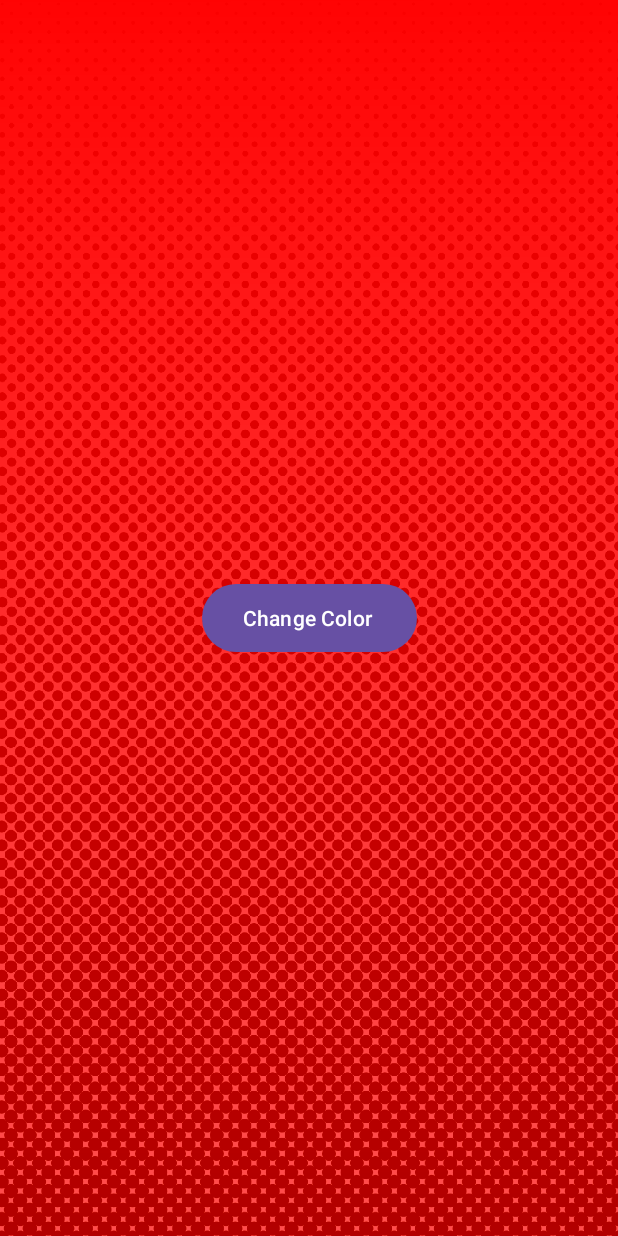
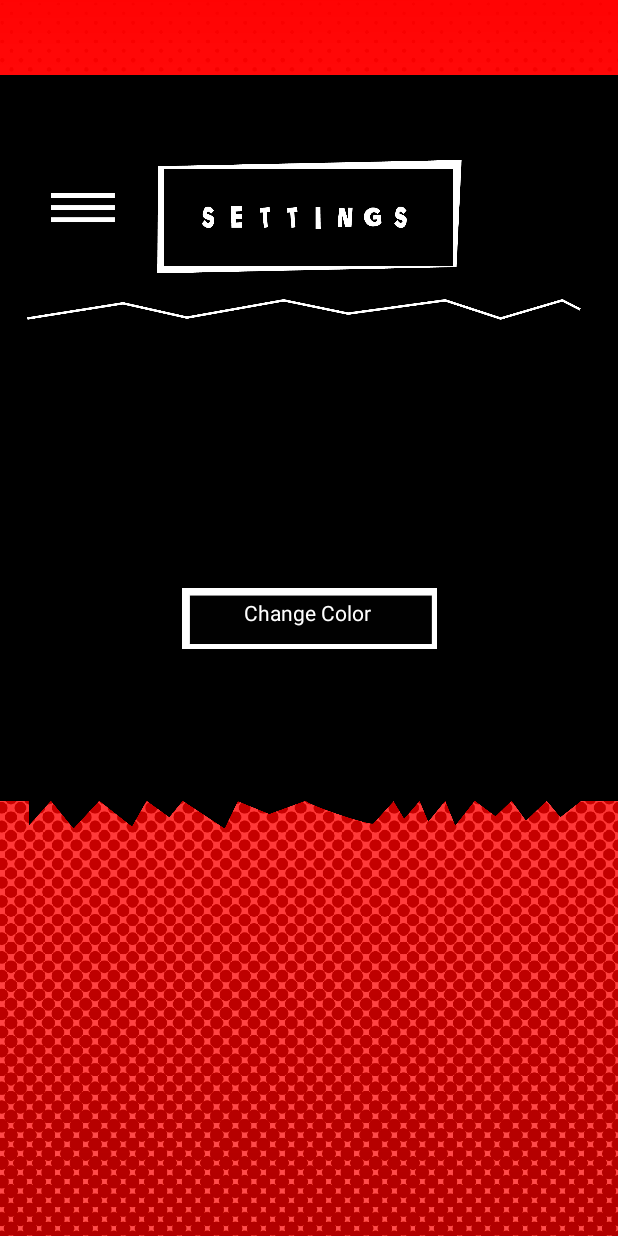
Before and after one commit to IvanLPDM/AA2_Android_persona_app, an Android app: the Ajustes screen opened directly, with no data from a screen before it, on a phone screen of 412 x 824 dp. Run offline under Robolectric (Android 15) with nearby library versions, the phone set to English and light mode, and no system bars.

Commit message:
Settings UI

```diff
--- a/app/src/main/java/com/example/persona_app/Ajustes.kt
+++ b/app/src/main/java/com/example/persona_app/Ajustes.kt
@@ -1,10 +1,13 @@
 package com.example.persona_app
 
+import android.content.Intent
 import android.content.SharedPreferences
 import android.os.Bundle
+import android.view.View
 import android.widget.Button
 import androidx.appcompat.app.AppCompatActivity
 import androidx.constraintlayout.utils.widget.ImageFilterView
+import androidx.constraintlayout.widget.ConstraintLayout
 
 class Ajustes : AppCompatActivity() {
 
@@ -15,7 +18,7 @@ class Ajustes : AppCompatActivity() {
         super.onCreate(savedInstanceState)
         setContentView(R.layout.activity_ajustes)
 
-        val backgroundImage: ImageFilterView = findViewById(R.id.backgroundmain)
+        val backgroundImage: ImageFilterView = findViewById(R.id.ColorCambia_2)
         val button: Button = findViewById(R.id.change_color)
 
         sharedPreferences = getSharedPreferences("AppSettings", MODE_PRIVATE)
@@ -29,6 +32,55 @@ class Ajustes : AppCompatActivity() {
             sharedPreferences.edit().putBoolean("isDarkMode", isDarkMode).apply() // Guardar estado
             updateTheme(backgroundImage)
         }
+
+        val showImageButton: Button = findViewById(R.id.menuOpen)
+        val hiddenImageButton: Button = findViewById(R.id.menuClose)
+        val hiddenImageZone: Button = findViewById(R.id.CloseZone)
+        val sceneSelectorLayout: ConstraintLayout = findViewById(R.id.scene_selector_layout)
+
+        val newsButton: Button = findViewById(R.id.news_button)
+        val profileButton: Button = findViewById(R.id.Profile_Button)
+        val ajustesButton: Button = findViewById(R.id.ajustes_Buton)
+        val bibliotecaButton: Button = findViewById(R.id.BibliotecaButton)
+
+        //UI
+        showImageButton.setOnClickListener {
+            sceneSelectorLayout.visibility = View.VISIBLE
+            hiddenImageButton.visibility = View.VISIBLE
+            hiddenImageZone.visibility = View.VISIBLE
+        }
+
+        hiddenImageButton.setOnClickListener {
+            sceneSelectorLayout.visibility = View.INVISIBLE
+            hiddenImageButton.visibility = View.INVISIBLE
+            hiddenImageZone.visibility = View.INVISIBLE
+        }
+
+        hiddenImageZone.setOnClickListener {
+            sceneSelectorLayout.visibility = View.INVISIBLE
+            hiddenImageButton.visibility = View.INVISIBLE
+            hiddenImageZone.visibility = View.INVISIBLE
+        }
+
+        newsButton.setOnClickListener{
+            val intent = Intent(this, InitActivity::class.java)
+            startActivity(intent)
+        }
+
+        profileButton.setOnClickListener{
+            val intent = Intent(this, Profile::class.java)
+            startActivity(intent)
+        }
+
+        ajustesButton.setOnClickListener{
+            val intent = Intent(this, Ajustes::class.java)
+            startActivity(intent)
+        }
+
+        bibliotecaButton.setOnClickListener{
+            val intent = Intent(this, Biblioteca::class.java)
+            startActivity(intent)
+        }
     }
 
     // Aplicar color inicial según el estado guardado
--- a/app/src/main/java/com/example/persona_app/MainActivity.kt
+++ b/app/src/main/java/com/example/persona_app/MainActivity.kt
@@ -7,7 +7,6 @@ import android.content.Intent
 import android.widget.EditText
 import com.google.firebase.auth.FirebaseAuth
 import android.app.AlertDialog
-import android.content.res.Configuration
 import com.google.android.gms.auth.api.signin.GoogleSignIn
 import com.google.android.gms.auth.api.signin.GoogleSignInOptions
 import com.google.android.gms.common.api.ApiException
@@ -28,7 +27,7 @@ class MainActivity : AppCompatActivity() {
         super.onCreate(savedInstanceState)
         setContentView(R.layout.activity_main)
 
-        val backgroundImage: ImageFilterView = findViewById(R.id.backgroundmain)
+        val backgroundImage: ImageFilterView = findViewById(R.id.ColorCambia_2)
 
         // Obtener el estado del tema guardado en SharedPreferences
         val sharedPreferences = getSharedPreferences("AppSettings", MODE_PRIVATE)
--- a/app/src/main/res/layout/activity_ajustes.xml
+++ b/app/src/main/res/layout/activity_ajustes.xml
@@ -7,7 +7,7 @@
     tools:context=".Ajustes">
 
     <androidx.constraintlayout.utils.widget.ImageFilterView
-        android:id="@+id/backgroundmain"
+        android:id="@+id/ColorCambia_2"
         android:layout_width="607dp"
         android:layout_height="929dp"
         app:layout_constraintBottom_toBottomOf="parent"
@@ -28,16 +28,156 @@
         app:srcCompat="@mipmap/puntos_fondo" />
 
 
+    <ImageView
+        android:id="@+id/imageView11"
+        android:layout_width="474dp"
+        android:layout_height="767dp"
+        android:layout_marginBottom="140dp"
+        app:layout_constraintBottom_toBottomOf="parent"
+        app:layout_constraintEnd_toEndOf="parent"
+        app:layout_constraintHorizontal_bias="0.507"
+        app:layout_constraintStart_toStartOf="parent"
+        app:srcCompat="@mipmap/settings_background_black" />
+
+    <ImageView
+        android:id="@+id/imageView12"
+        android:layout_width="170dp"
+        android:layout_height="66dp"
+        app:layout_constraintBottom_toBottomOf="parent"
+        app:layout_constraintEnd_toEndOf="parent"
+        app:layout_constraintStart_toStartOf="parent"
+        app:layout_constraintTop_toTopOf="parent"
+        app:srcCompat="@mipmap/button_basic" />
+
     <Button
         android:id="@+id/change_color"
         android:layout_width="143dp"
         android:layout_height="53dp"
-        android:alpha="1"
+        android:alpha="0"
         android:text="Change Color
 "
         app:layout_constraintBottom_toBottomOf="parent"
         app:layout_constraintEnd_toEndOf="parent"
+        app:layout_constraintHorizontal_bias="0.507"
         app:layout_constraintStart_toStartOf="parent"
         app:layout_constraintTop_toTopOf="parent" />
 
+    <TextView
+        android:id="@+id/textView8"
+        android:layout_width="154dp"
+        android:layout_height="26dp"
+        android:layout_marginEnd="226dp"
+        android:text="Change Color"
+        android:textAlignment="center"
+        android:textColor="#FFFFFF"
+        app:layout_constraintBottom_toBottomOf="@+id/change_color"
+        app:layout_constraintEnd_toEndOf="@+id/ColorCambia_2"
+        app:layout_constraintHorizontal_bias="0.777"
+        app:layout_constraintStart_toStartOf="@+id/imageView12"
+        app:layout_constraintTop_toTopOf="@+id/change_color"
+        app:layout_constraintVertical_bias="0.481" />
+
+    <Button
+        android:id="@+id/menuOpen"
+        android:layout_width="109dp"
+        android:layout_height="90dp"
+        android:alpha="0"
+        app:layout_constraintStart_toStartOf="parent"
+        app:layout_constraintTop_toTopOf="parent" />
+
+    <Button
+        android:id="@+id/menuClose"
+        android:layout_width="114dp"
+        android:layout_height="92dp"
+        android:alpha="0"
+        app:layout_constraintStart_toStartOf="parent"
+        app:layout_constraintTop_toTopOf="parent" />
+
+    <Button
+        android:id="@+id/CloseZone"
+        android:layout_width="195dp"
+        android:layout_height="784dp"
+        android:alpha="0"
+        android:visibility="visible"
+        app:layout_constraintBottom_toBottomOf="parent"
+        app:layout_constraintEnd_toEndOf="parent"
+        app:layout_constraintTop_toTopOf="parent" />
+
+    <androidx.constraintlayout.widget.ConstraintLayout
+        android:id="@+id/scene_selector_layout"
+        android:layout_width="331dp"
+        android:layout_height="873dp"
+        android:layout_marginStart="-20dp"
+        android:layout_marginTop="-20dp"
+        android:orientation="vertical"
+        android:padding="16dp"
+        android:visibility="invisible"
+        app:layout_constraintStart_toStartOf="parent"
+        app:layout_constraintTop_toTopOf="parent"
+        tools:visibility="gone">
+
+        <ImageView
+            android:id="@+id/Selector"
+            android:layout_width="354dp"
+            android:layout_height="766dp"
+            android:layout_marginBottom="108dp"
+            app:layout_constraintBottom_toBottomOf="parent"
+            app:layout_constraintEnd_toEndOf="parent"
+            app:layout_constraintTop_toTopOf="parent"
+            app:srcCompat="@mipmap/selector_settings" />
+
+        <Button
+            android:id="@+id/news_button"
+            android:layout_width="167dp"
+            android:layout_height="44dp"
+            android:layout_marginStart="20dp"
+            android:layout_marginTop="88dp"
+            android:alpha="0"
+            android:text="News"
+            app:layout_constraintStart_toStartOf="parent"
+            app:layout_constraintTop_toTopOf="parent" />
+
+        <Button
+            android:id="@+id/BibliotecaButton"
+            android:layout_width="153dp"
+            android:layout_height="60dp"
+            android:layout_marginStart="16dp"
+            android:layout_marginTop="14dp"
+            android:layout_marginEnd="53dp"
+            android:alpha="0"
+            android:text="Jokers_Armor"
+            app:layout_constraintEnd_toEndOf="parent"
+            app:layout_constraintHorizontal_bias="0.0"
+            app:layout_constraintStart_toStartOf="parent"
+            app:layout_constraintTop_toBottomOf="@+id/Profile_Button" />
+
+        <Button
+            android:id="@+id/Profile_Button"
+            android:layout_width="134dp"
+            android:layout_height="61dp"
+            android:layout_marginStart="16dp"
+            android:layout_marginTop="16dp"
+            android:layout_marginEnd="53dp"
+            android:alpha="0"
+            android:text="Jokers_Armor"
+            app:layout_constraintEnd_toEndOf="parent"
+            app:layout_constraintHorizontal_bias="0.156"
+            app:layout_constraintStart_toStartOf="parent"
+            app:layout_constraintTop_toBottomOf="@+id/news_button" />
+
+        <Button
+            android:id="@+id/ajustes_Buton"
+            android:layout_width="147dp"
+            android:layout_height="79dp"
+            android:layout_marginStart="16dp"
+            android:layout_marginTop="15dp"
+            android:layout_marginEnd="53dp"
+            android:alpha="0"
+            android:text="Jokers_Armor"
+            app:layout_constraintEnd_toEndOf="parent"
+            app:layout_constraintHorizontal_bias="0.147"
+            app:layout_constraintStart_toStartOf="parent"
+            app:layout_constraintTop_toBottomOf="@+id/BibliotecaButton" />
+
+    </androidx.constraintlayout.widget.ConstraintLayout>
 </androidx.constraintlayout.widget.ConstraintLayout>
--- a/app/src/main/res/layout/activity_main.xml
+++ b/app/src/main/res/layout/activity_main.xml
@@ -8,7 +8,7 @@
 
 
     <androidx.constraintlayout.utils.widget.ImageFilterView
-        android:id="@+id/backgroundmain"
+        android:id="@+id/ColorCambia_2"
         android:layout_width="607dp"
         android:layout_height="929dp"
         app:layout_constraintBottom_toBottomOf="parent"
```
